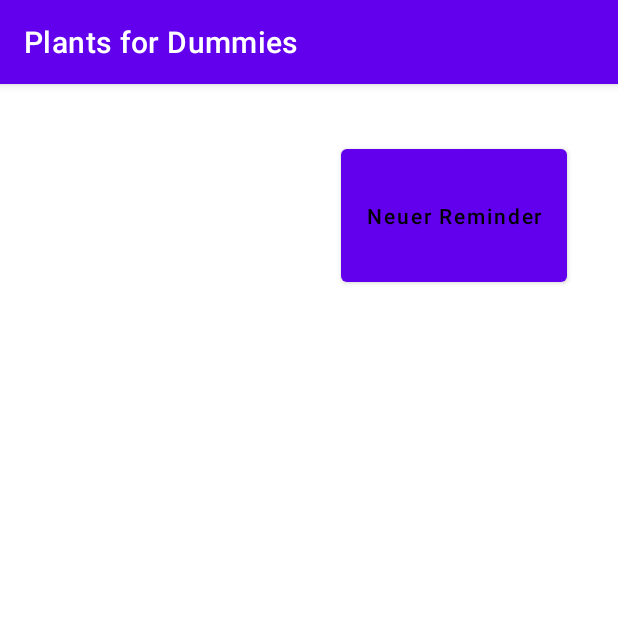
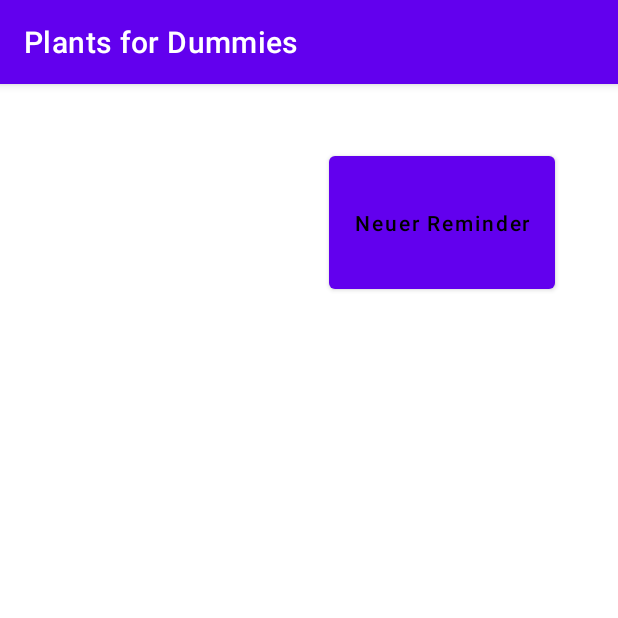
Before and after one commit to lucafahrni/PlantsForDummies, an Android app: the screen it shows after launch (MainActivity), on a phone screen of 412 x 824 dp, the top half of it. Run offline under Robolectric (Android 15) with nearby library versions, the phone set to English and light mode, and no system bars; our stand-ins replace Room's generated code.

Commit message:
final push befor tests, application does not work

```diff
--- a/app/src/main/res/layout/activity_main.xml
+++ b/app/src/main/res/layout/activity_main.xml
@@ -20,10 +20,10 @@
         android:layout_alignParentTop="true"
         android:layout_alignParentEnd="true"
         android:layout_alignParentBottom="true"
-        android:layout_marginStart="227dp"
-        android:layout_marginTop="37dp"
-        android:layout_marginEnd="34dp"
-        android:layout_marginBottom="630dp"
+        android:layout_marginStart="219dp"
+        android:layout_marginTop="42dp"
+        android:layout_marginEnd="42dp"
+        android:layout_marginBottom="625dp"
         android:text="@string/btn_newPlantReminder"
         android:textAllCaps="false"
         android:textColor="@color/black" />
```
